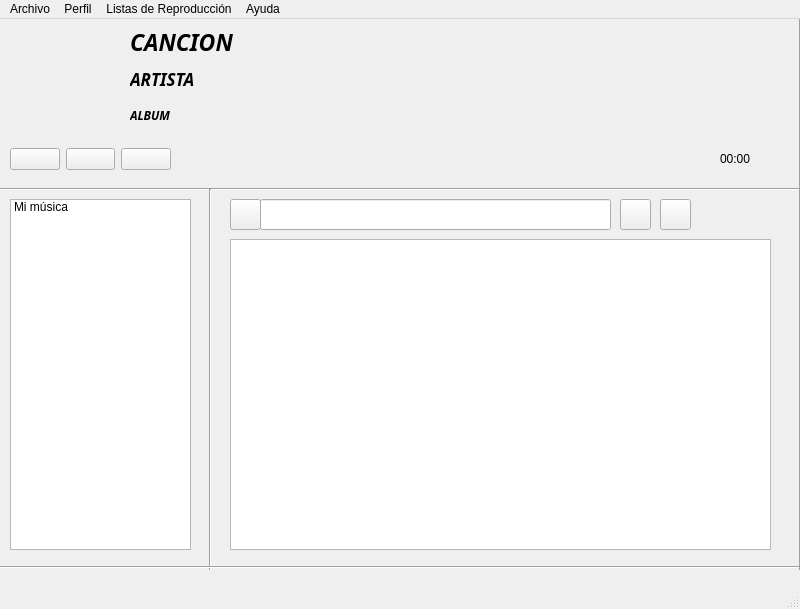
Qt form src/graphic.ui (nico4021/LNMusic) before a commit.
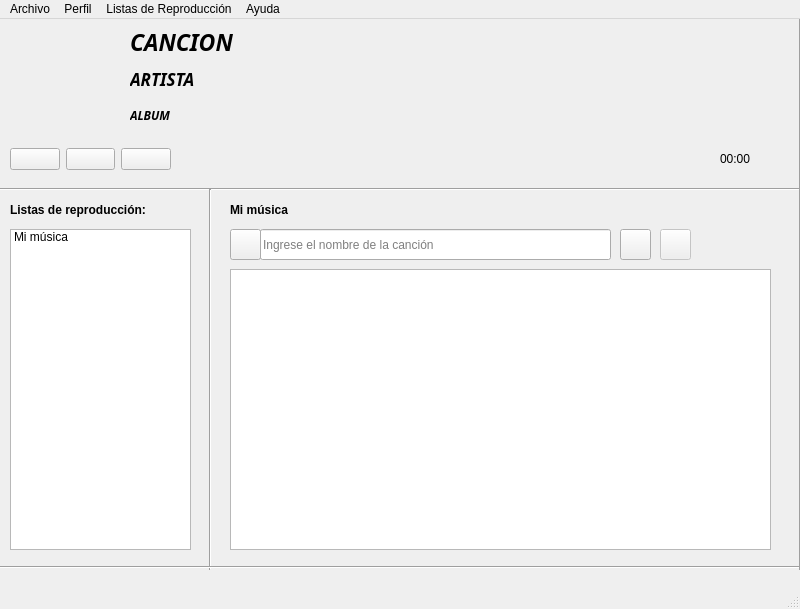
The same form after that commit. Icons and pictures are not drawn.

The edit to the form file:
```diff
--- a/src/graphic.ui
+++ b/src/graphic.ui
@@ -100,7 +100,7 @@
      <rect>
       <x>130</x>
       <y>4</y>
-      <width>641</width>
+      <width>581</width>
       <height>111</height>
      </rect>
     </property>
@@ -161,9 +161,9 @@
     <property name="geometry">
      <rect>
       <x>230</x>
-      <y>220</y>
+      <y>250</y>
       <width>541</width>
-      <height>311</height>
+      <height>281</height>
      </rect>
     </property>
     <layout class="QVBoxLayout" name="listaLayout">
@@ -176,7 +176,7 @@
     <property name="geometry">
      <rect>
       <x>230</x>
-      <y>180</y>
+      <y>210</y>
       <width>31</width>
       <height>31</height>
      </rect>
@@ -193,17 +193,23 @@
     <property name="geometry">
      <rect>
       <x>260</x>
-      <y>180</y>
+      <y>210</y>
       <width>351</width>
       <height>31</height>
      </rect>
     </property>
+    <property name="placeholderText">
+     <string>Ingrese el nombre de la canción</string>
+    </property>
    </widget>
    <widget class="QPushButton" name="btnDelete">
+    <property name="enabled">
+     <bool>false</bool>
+    </property>
     <property name="geometry">
      <rect>
       <x>660</x>
-      <y>180</y>
+      <y>210</y>
       <width>31</width>
       <height>31</height>
      </rect>
@@ -220,7 +226,7 @@
     <property name="geometry">
      <rect>
       <x>620</x>
-      <y>180</y>
+      <y>210</y>
       <width>31</width>
       <height>31</height>
      </rect>
@@ -250,9 +256,9 @@
     <property name="geometry">
      <rect>
       <x>10</x>
-      <y>180</y>
+      <y>210</y>
       <width>181</width>
-      <height>351</height>
+      <height>321</height>
      </rect>
     </property>
     <item>
@@ -313,6 +319,44 @@
      <string>&lt;center&gt;&lt;img src=&quot;img/chanchito.png&quot; /&gt;&lt;/center&gt;</string>
     </property>
    </widget>
+   <widget class="QLabel" name="label_2">
+    <property name="geometry">
+     <rect>
+      <x>10</x>
+      <y>180</y>
+      <width>161</width>
+      <height>21</height>
+     </rect>
+    </property>
+    <property name="font">
+     <font>
+      <weight>75</weight>
+      <bold>true</bold>
+     </font>
+    </property>
+    <property name="text">
+     <string>Listas de reproducción:</string>
+    </property>
+   </widget>
+   <widget class="QLabel" name="lblListaActual">
+    <property name="geometry">
+     <rect>
+      <x>230</x>
+      <y>180</y>
+      <width>541</width>
+      <height>21</height>
+     </rect>
+    </property>
+    <property name="font">
+     <font>
+      <weight>75</weight>
+      <bold>true</bold>
+     </font>
+    </property>
+    <property name="text">
+     <string>Mi música</string>
+    </property>
+   </widget>
   </widget>
   <widget class="QMenuBar" name="menubar">
    <property name="geometry">
```
Left out of the diff: 49 changed lines with no effect on the pictures.
